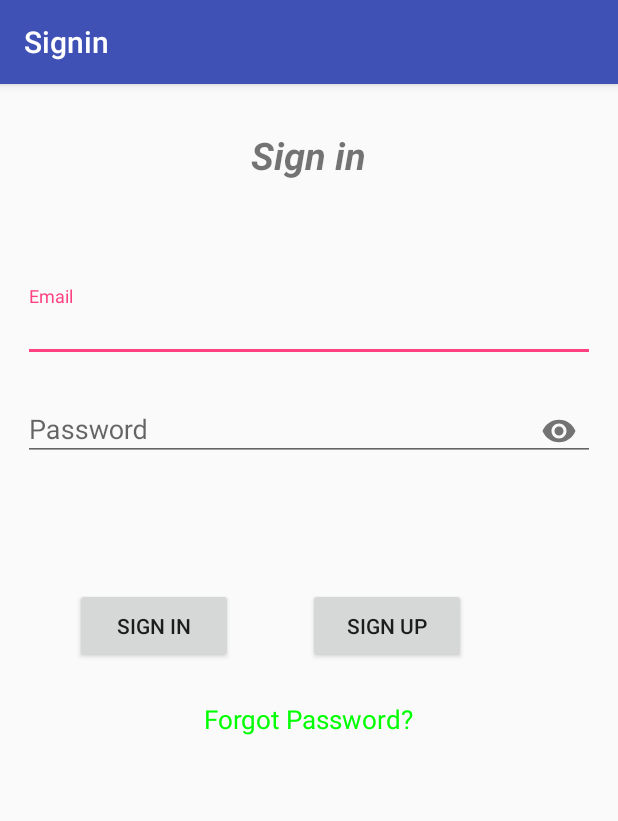
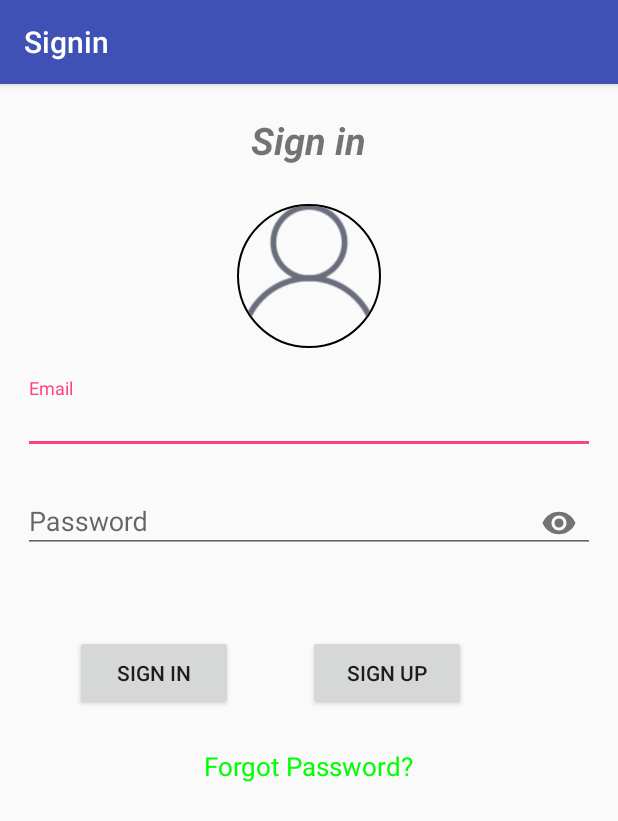
Before and after one commit to CHIRAG4196/Login_Fragment, an Android app: the screen it shows after launch (MainActivity), on a phone screen of 412 x 824 dp. Shown: the top 821 px of the screen. Run offline under Robolectric (Android 15) with nearby library versions, the phone set to English and light mode, and no system bars; our stand-ins replace CircleImageView.

Commit message:
no more changes

```diff
--- a/app/src/main/java/com/example/utsav/login_fragment/MainActivity.java
+++ b/app/src/main/java/com/example/utsav/login_fragment/MainActivity.java
@@ -13,7 +13,7 @@ public class MainActivity extends AppCompatActivity {
         super.onCreate(savedInstanceState);
         setContentView(R.layout.activity_main);
 
-        SigninFragment signinFragment = SigninFragment.newInstance("", "");
+        SigninFragment signinFragment = SigninFragment.newInstance("");
         addFragment(R.id.fragment_container, signinFragment);
 
     }
--- a/app/src/main/java/com/example/utsav/login_fragment/SigninFragment.java
+++ b/app/src/main/java/com/example/utsav/login_fragment/SigninFragment.java
@@ -4,6 +4,7 @@ package com.example.utsav.login_fragment;
 import android.content.Context;
 import android.content.Intent;
 import android.content.SharedPreferences;
+import android.net.Uri;
 import android.os.Bundle;
 import android.app.Fragment;
 import android.support.annotation.NonNull;
@@ -18,20 +19,25 @@ import android.view.View;
 import android.view.ViewGroup;
 import android.widget.Toast;
 
+import de.hdodenhof.circleimageview.CircleImageView;
+
 
 public class SigninFragment extends android.support.v4.app.Fragment {
     // TODO: Rename parameter arguments, choose names that match
     // the fragment initialization parameters, e.g. ARG_ITEM_NUMBER
     private static final String ARG_PARAM1 = "param1";
     private static final String ARG_PARAM2 = "param2";
+    private static final String putAll= "photo";
     private AppCompatButton btnSignin, btnSignup, btnReset, btnCancel;
     private AppCompatEditText etSignin, etPassword, etForgotPassword;
     private AppCompatTextView tvForgot;
     // TODO: Rename and change types of parameters
     private String mParam1;
-    private String mParam2;
+    private String Imageurl;
+
+
     private SharedPreferences preferences;
-    private int counter;
+    private CircleImageView ivProfile;
 
 
     public SigninFragment() {
@@ -43,25 +49,28 @@ public class SigninFragment extends android.support.v4.app.Fragment {
      * this fragment using the provided parameters.
      *
      * @param param1 Parameter 1.
-     * @param param2 Parameter 2.
      * @return A new instance of fragment SigninFragment.
      */
     // TODO: Rename and change types and number of parameters
-    public static SigninFragment newInstance(String param1, String param2) {
+    public static SigninFragment newInstance(String param1) {
         SigninFragment fragment = new SigninFragment();
         Bundle args = new Bundle();
         args.putString(ARG_PARAM1, param1);
-        args.putString(ARG_PARAM2, param2);
+
         fragment.setArguments(args);
         return fragment;
     }
+public void photo(String s){
+    Imageurl=s;
+}
 
     @Override
     public void onCreate(Bundle savedInstanceState) {
         super.onCreate(savedInstanceState);
         if (getArguments() != null) {
             mParam1 = getArguments().getString(ARG_PARAM1);
-            mParam2 = getArguments().getString(ARG_PARAM2);
+
+
         }
     }
 
@@ -84,12 +93,20 @@ public class SigninFragment extends android.support.v4.app.Fragment {
             MainActivity mainActivity = (MainActivity) getActivity();
             mainActivity.addFragment(R.id.fragment_container, welcomeFragment);
         } else {
+            ivProfile= (CircleImageView) view.findViewById(R.id.profile_image_signin);
             btnSignin = (AppCompatButton) view.findViewById(R.id.bt_signin);
             btnSignup = (AppCompatButton) view.findViewById(R.id.bt_signup);
             etSignin = (AppCompatEditText) view.findViewById(R.id.et_signin);
             etPassword = (AppCompatEditText) view.findViewById(R.id.et_signup);
             tvForgot = (AppCompatTextView) view.findViewById(R.id.tv_forgot_pwd);
             listners();
+            Toast.makeText(getActivity(), mParam1, Toast.LENGTH_SHORT).show();
+            if (Imageurl!=null){
+                ivProfile.setImageURI(Uri.parse(Imageurl));
+            }else {
+
+                ivProfile.setImageResource(R.drawable.noprofile);
+            }
             tvForgot.setOnClickListener(new View.OnClickListener() {
                 @Override
                 public void onClick(View v) {
--- a/app/src/main/java/com/example/utsav/login_fragment/WelcomeFragment.java
+++ b/app/src/main/java/com/example/utsav/login_fragment/WelcomeFragment.java
@@ -79,7 +79,7 @@ public class WelcomeFragment extends android.support.v4.app.Fragment {
                 SharedPreferences.Editor editor=preferencesEmail.edit();
                 editor.putBoolean("login",false);
                 editor.apply();
-                SigninFragment signinFragment=SigninFragment.newInstance("","");
+                SigninFragment signinFragment=SigninFragment.newInstance("");
                 MainActivity mainActivity= (MainActivity) getActivity();
                 mainActivity.addFragment(R.id.fragment_container,signinFragment);
 
--- a/app/src/main/res/layout/fragment_signin.xml
+++ b/app/src/main/res/layout/fragment_signin.xml
@@ -10,15 +10,26 @@
         android:layout_width="wrap_content"
         android:layout_height="wrap_content"
         android:layout_gravity="center"
-        android:layout_marginTop="30dp"
+        android:layout_marginTop="20dp"
         android:text="Sign in"
         android:textSize="25sp"
         android:textStyle="bold|italic" />
+    <de.hdodenhof.circleimageview.CircleImageView
+        xmlns:app="http://schemas.android.com/apk/res-auto"
+        android:id="@+id/profile_image_signin"
+        android:layout_width="96dp"
+        android:layout_height="96dp"
+        android:layout_gravity="center"
+        android:src="@drawable/noprofile"
+        android:layout_marginTop="25dp"
+        app:civ_border_width="1dp"
+
+        app:civ_border_color="#FF000000"/>
 
     <android.support.design.widget.TextInputLayout
         android:layout_width="match_parent"
         android:layout_height="wrap_content"
-        android:layout_marginTop="70dp">
+        android:layout_marginTop="20dp">
 
         <android.support.v7.widget.AppCompatEditText
             android:id="@+id/et_signin"
@@ -52,7 +63,7 @@
     <LinearLayout
         android:layout_width="match_parent"
         android:layout_height="100dp"
-        android:layout_marginTop="60dp"
+        android:layout_marginTop="30dp"
         android:orientation="horizontal">
 
         <android.support.v7.widget.AppCompatButton
--- a/app/src/main/res/layout/fragment_signup.xml
+++ b/app/src/main/res/layout/fragment_signup.xml
@@ -18,7 +18,7 @@
         android:layout_width="96dp"
         android:layout_height="96dp"
         android:layout_gravity="center"
-        android:src="@mipmap/ic_launcher"
+        android:src="@drawable/noprofile"
         android:layout_marginTop="25dp"
         app:civ_border_width="1dp"
 
```
Also changed, not shown: app/src/main/java/com/example/utsav/login_fragment/SignupFragment.java (+17 -8 lines), app/src/main/res/drawable/noprofile.png (added).
